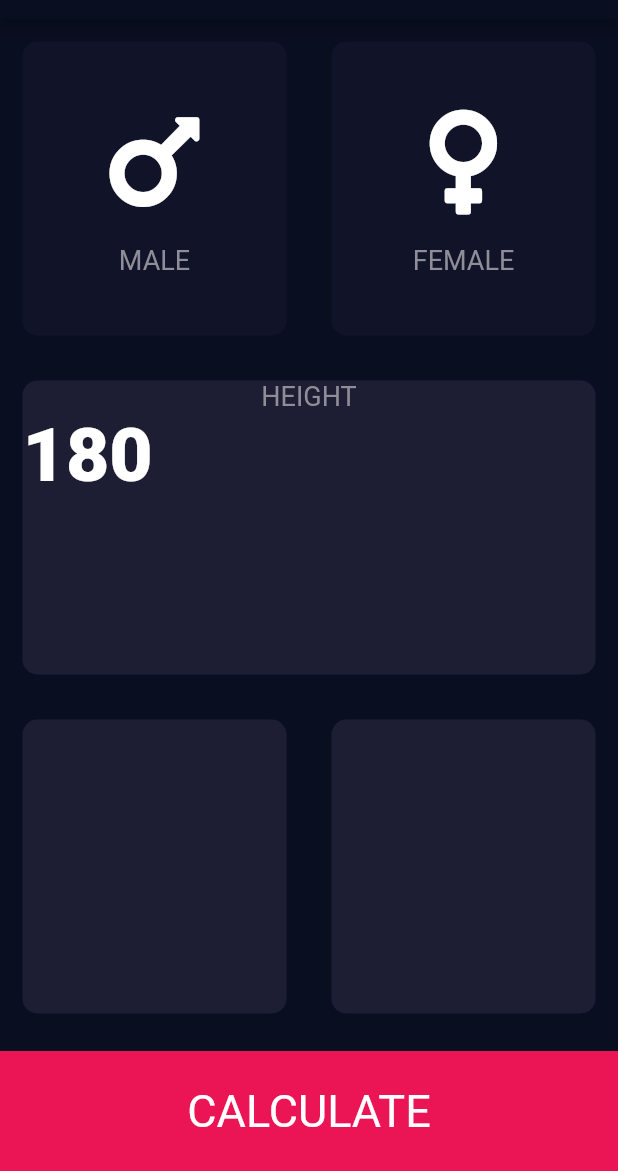
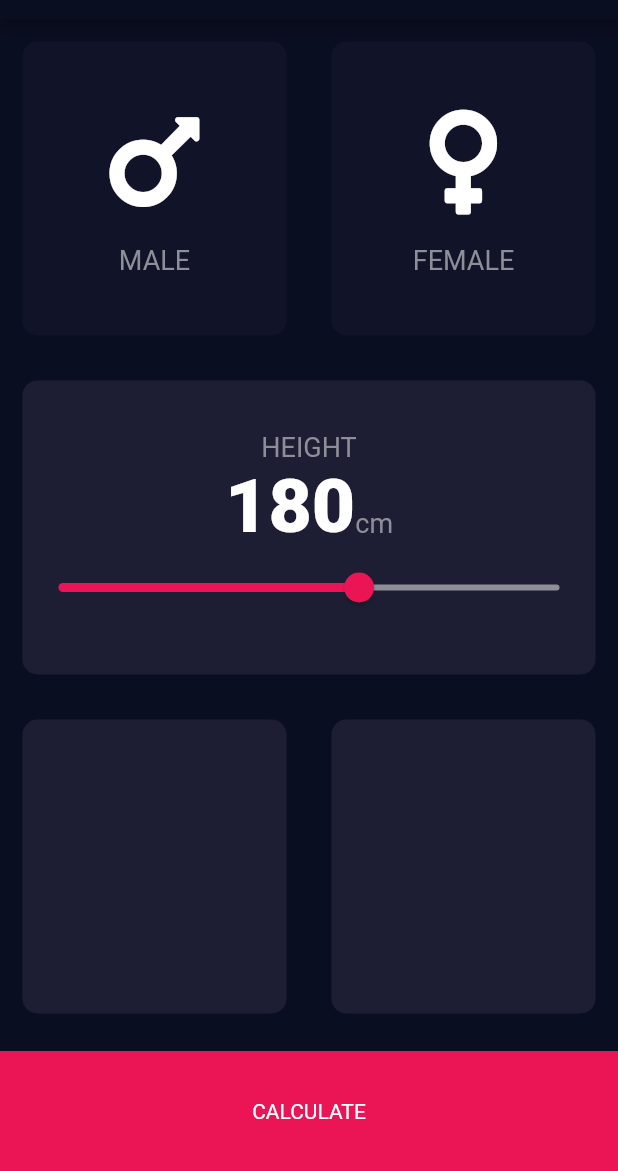
Before and after one commit to sanefc23/bmi_calc_flutter, a Flutter app: the screen it shows after launch, on a phone screen of 412 x 824 dp, the part 65-1236 px from its top. Run offline on Flutter 3.47's test engine with Material 2 defaults, Android fonts, the phone set to English and light mode, and no system bars; our stand-ins replace font_awesome_flutter.

Commit message:
Updated height slider is now working properly

```diff
--- a/lib/constants.dart
+++ b/lib/constants.dart
@@ -5,7 +5,15 @@ const kLabelTextStyle = TextStyle(
   color: Color(0xFF8D8E98),
 );
 
+const kNumberTextStyle = TextStyle(
+  fontSize: 50.0,
+  fontWeight: FontWeight.w900,
+);
+
 const kBottomContainerHeight = 80.0;
 const kActiveCardColor = Color(0xff1D1E33);
 const kInactiveCardColor = Color(0xFF111328);
 const kBottomContainerColor = Color(0xFFEB1555);
+
+const double kMinHeight = 120.0;
+const double kMaxHeight = 220.0;
--- a/lib/input_page.dart
+++ b/lib/input_page.dart
@@ -17,6 +17,7 @@ class InputPage extends StatefulWidget {
 
 class _InputPageState extends State<InputPage> {
   Gender selectedGender;
+  int height = 180;
 
   @override
   Widget build(BuildContext context) {
@@ -70,19 +71,38 @@ class _InputPageState extends State<InputPage> {
             child: ReusableCard(
               colorTag: kActiveCardColor,
               childCard: Column(
+                mainAxisAlignment: MainAxisAlignment.center,
                 children: <Widget>[
                   Text(
                     'HEIGHT',
                     style: kLabelTextStyle,
                   ),
                   Row(
+                    textBaseline: TextBaseline.alphabetic,
+                    mainAxisAlignment: MainAxisAlignment.center,
+                    crossAxisAlignment: CrossAxisAlignment.baseline,
                     children: <Widget>[
                       Text(
-                        '180',
-                        style: TextStyle(
-                            fontSize: 50.0, fontWeight: FontWeight.w900),
+                        height.toString(),
+                        style: kNumberTextStyle,
                       ),
+                      Text(
+                        'cm',
+                        style: kLabelTextStyle,
+                      )
                     ],
+                  ),
+                  Slider(
+                    value: height.toDouble(),
+                    min: kMinHeight,
+                    max: kMaxHeight,
+                    activeColor: Color(0xFFEB1555),
+                    inactiveColor: Color(0xFF8D8E98),
+                    onChanged: (double newValue) {
+                      setState(() {
+                        height = newValue.round();
+                      });
+                    },
                   ),
                 ],
               ),
@@ -110,10 +130,7 @@ class _InputPageState extends State<InputPage> {
             width: double.infinity,
             height: kBottomContainerHeight,
             child: Center(
-              child: Text(
-                'CALCULATE',
-                style: TextStyle(fontSize: 30.0),
-              ),
+              child: Text('CALCULATE'),
             ),
           ),
         ],
```
